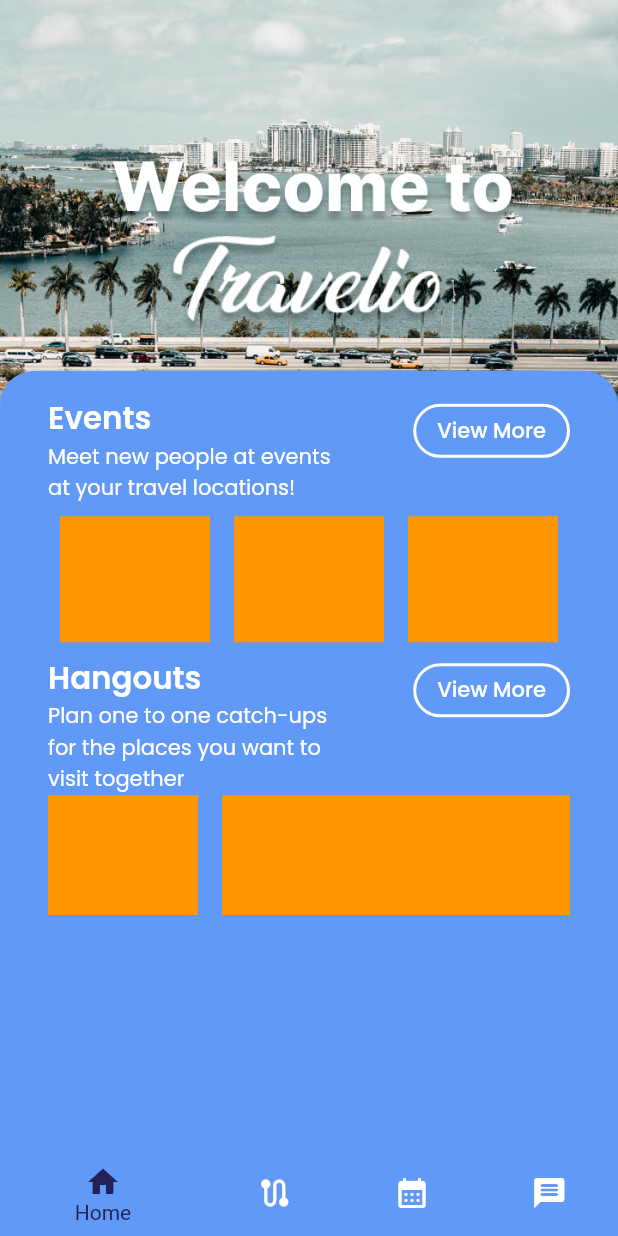
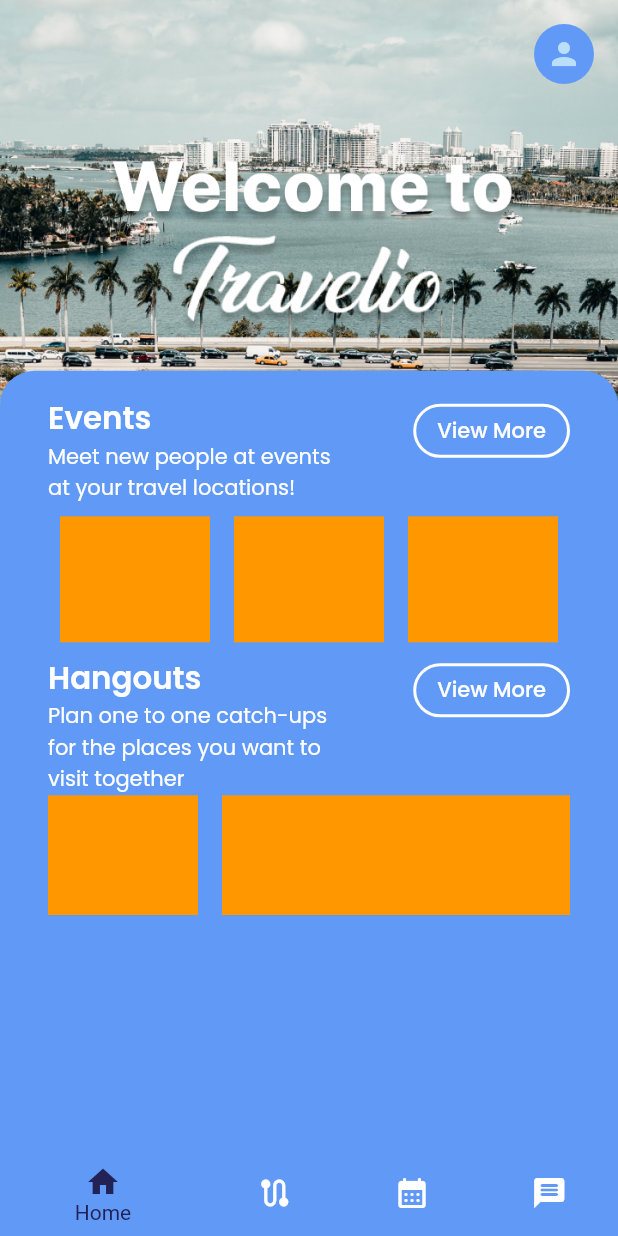
Before and after one commit to stephenvaz/travelApp, a Flutter app: the screen it shows after launch, on a phone screen of 412 x 824 dp. Run offline on Flutter 3.47's test engine with Material 2 defaults, Android fonts, the phone set to English and light mode, and no system bars; our stand-ins replace cloud_firestore, dio, dropdown_search, firebase_core, flutter_screenutil, geolocator and 5 more; missing offline and left inert: flutter_google_places_hoc081098, google_api_headers, google_maps_webservice; accounts and stored records are empty.

Commit message:
before merging

```diff
--- a/travel_app/lib/main.dart
+++ b/travel_app/lib/main.dart
@@ -55,10 +55,11 @@
           // home: MapSearch(),
           // home: SignUpV2(),
           home: Home(),
+          // home: SimilarTrip(),
           // home: Profile(),
 
           //merge and integrate
-          // home: MessagingScreen(
+          // home: MessagingScreen()
           //
           // ),
         );
--- a/travel_app/lib/views/home.dart
+++ b/travel_app/lib/views/home.dart
@@ -2,10 +2,13 @@
 import 'package:flutter_screenutil/flutter_screenutil.dart';
 import 'package:get/get.dart';
 import 'package:google_fonts/google_fonts.dart';
+import 'package:travel_app/components/mapssearch.dart';
+import 'package:travel_app/components/profile.dart';
 import 'package:travel_app/controller/HomeController.dart';
 import 'package:travel_app/utils/MStyles.dart';
+import 'package:travel_app/views/recent_chats_screen.dart';
 
-final homeController  = HomeController();
+final homeController = HomeController();
 
 class Home extends StatelessWidget {
   const Home({Key? key}) : super(key: key);
@@ -15,7 +18,7 @@
     return SafeArea(
         child: Scaffold(
       bottomNavigationBar: Obx(
-        () =>  BottomNavigationBar(
+        () => BottomNavigationBar(
           elevation: 0,
           backgroundColor: MStyles.pColor,
           fixedColor: MStyles.col4,
@@ -24,14 +27,27 @@
             homeController.changeIndex(p);
           },
           items: [
-            BottomNavigationBarItem(icon: Icon(Icons.home), label: 'Home', backgroundColor: MStyles.pColor),
+            BottomNavigationBarItem(
+                icon: Icon(Icons.home),
+                label: 'Home',
+                backgroundColor: MStyles.pColor),
             BottomNavigationBarItem(icon: Icon(Icons.route), label: 'Trips'),
-            BottomNavigationBarItem(icon: Icon(Icons.calendar_month_rounded), label: 'Events'),
-            BottomNavigationBarItem(icon: Icon(Icons.message_rounded), label: 'Chat'),
+            BottomNavigationBarItem(
+                icon: Icon(Icons.calendar_month_rounded), label: 'Events'),
+            BottomNavigationBarItem(
+                icon: Icon(Icons.message_rounded), label: 'Chat'),
           ],
         ),
       ),
       body: Stack(
+        children: [
+          PageView(
+            physics: NeverScrollableScrollPhysics(),
+            controller: homeController.pvC,
+            onPageChanged: (p) =>
+                homeController.changeIndex(p, isFromPageView: true),
+            children: [
+              Stack(
                 children: [
                   Image.asset('assets/images/home_banner.png'),
                   Container(
@@ -66,10 +82,12 @@
                                   ),
                                   ConstrainedBox(
                                       constraints: BoxConstraints(
-                                  maxWidth: ScreenUtil().screenWidth * 0.5),
+                                          maxWidth:
+                                          ScreenUtil().screenWidth * 0.5),
                                       child: Text(
                                         "Meet new people at events at your travel locations!",
-                                style: GoogleFonts.poppins(color: Colors.white),
+                                        style: GoogleFonts.poppins(
+                                            color: Colors.white),
                                       ))
                                 ],
                               ),
@@ -89,8 +107,8 @@
                                           color: Colors.white,
                                           width: 2),
                                       shape: RoundedRectangleBorder(
-                                  borderRadius:
-                                      BorderRadius.all(Radius.circular(100)))))
+                                          borderRadius: BorderRadius.all(
+                                              Radius.circular(100)))))
                             ],
                           ),
                           Container(
@@ -127,10 +145,12 @@
                                   ),
                                   ConstrainedBox(
                                       constraints: BoxConstraints(
-                                  maxWidth: ScreenUtil().screenWidth * 0.5),
+                                          maxWidth:
+                                          ScreenUtil().screenWidth * 0.5),
                                       child: Text(
                                         "Plan one to one catch-ups for the places you want to visit together",
-                                style: GoogleFonts.poppins(color: Colors.white),
+                                        style: GoogleFonts.poppins(
+                                            color: Colors.white),
                                       ))
                                 ],
                               ),
@@ -150,8 +170,8 @@
                                           color: Colors.white,
                                           width: 2),
                                       shape: RoundedRectangleBorder(
-                                  borderRadius:
-                                      BorderRadius.all(Radius.circular(100)))))
+                                          borderRadius: BorderRadius.all(
+                                              Radius.circular(100)))))
                             ],
                           ),
                           Column(
@@ -193,6 +213,41 @@
                         ],
                       ),
                     ),
+                  )                ],
+              ),
+              // MapSearch(),
+              // MapSearch(),
+
+              // Similar(),
+              MapSearch(),
+
+              Container(
+                color: Colors.orange,
+                width: 100,
+                height: 80,
+              ),
+              RecentChats()
+              // Container(
+              //   color: Colors.orange,
+              //   width: 100,
+              //   height: 80,
+              // ),
+              // Container(//   color: Colors.orange,
+              //   width: 100,
+              //   height: 80,
+              // ),
+            ],
+          ),
+          Align(
+            alignment: Alignment.topRight,
+            child: Padding(
+              padding: const EdgeInsets.all(16.0),
+              child: CircleAvatar(backgroundColor: MStyles.pColor,
+
+                child: IconButton(icon: Icon(Icons.person),onPressed: (){
+                Get.to(() => Profile());
+              },),),
+            ),
           )
         ],
       ),
```
Also changed, not shown: travel_app/lib/components/mapssearch.dart (+13 -9 lines), travel_app/lib/controller/HomeController.dart (+12 -1 lines), travel_app/lib/controller/RecentChatsController.dart (added, +18 -0 lines), travel_app/lib/views/recent_chats_screen.dart (+22 -1 lines). Lines whose indentation alone changed are shown as unchanged.
